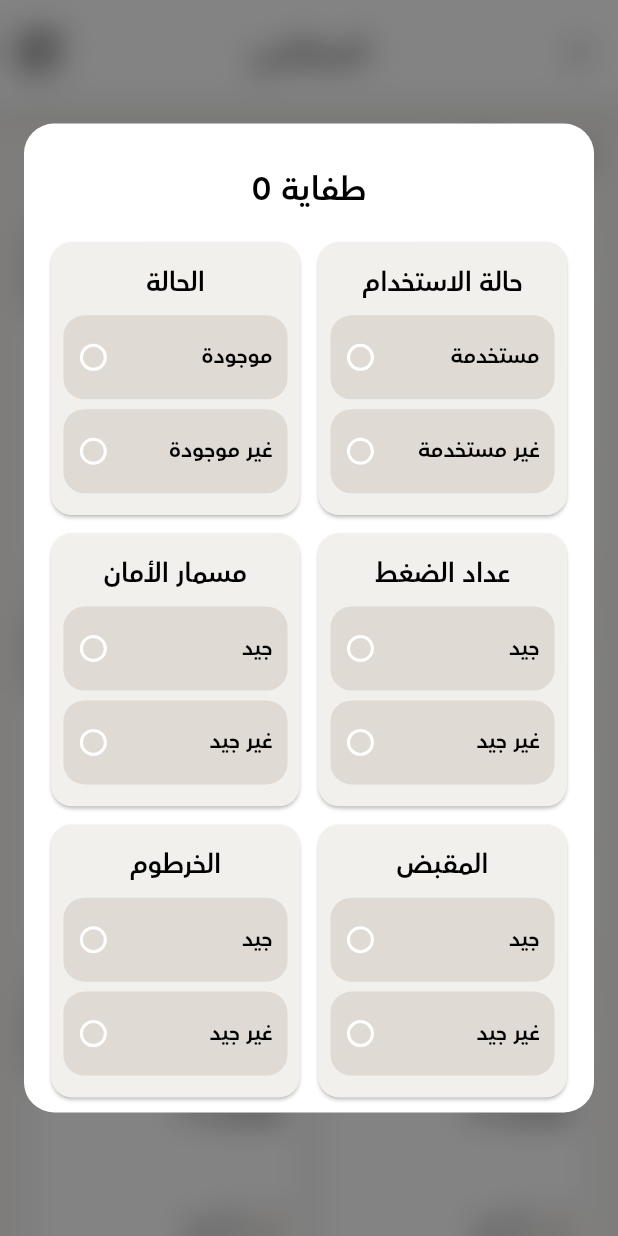
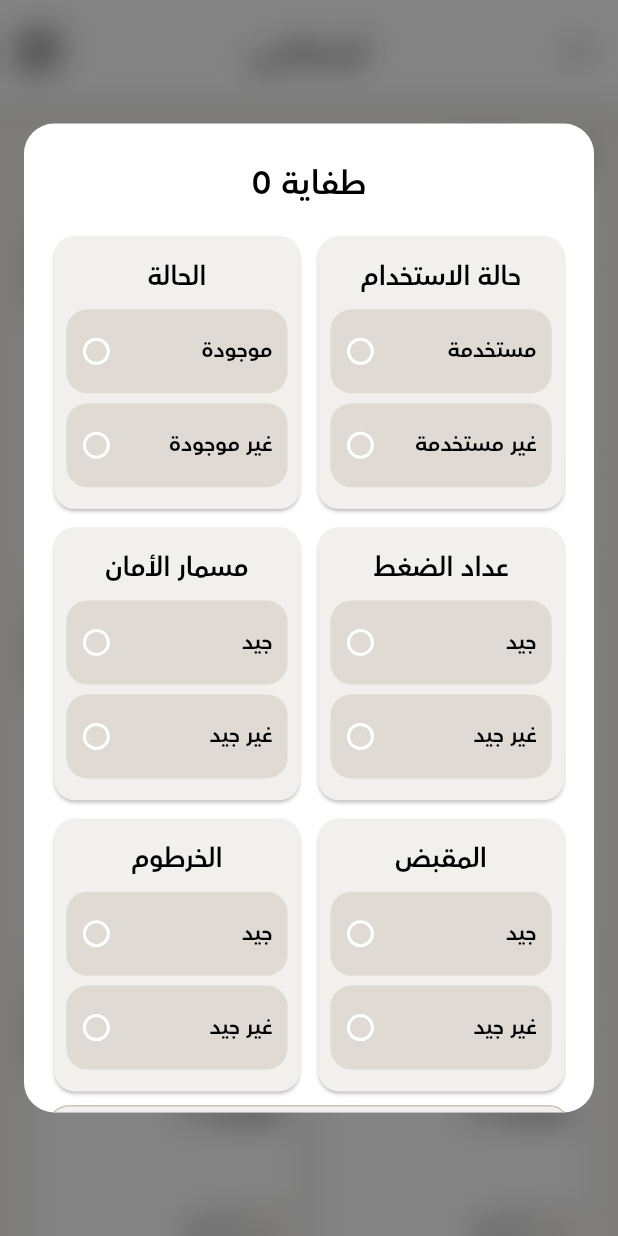
Before and after one commit to Zonetto/fire_detection_flutter, a Flutter app: the NotDiscoverScreen screen opened directly, after a tap on an icon or button, on a phone screen of 412 x 824 dp. Run offline on Flutter 3.47's test engine with Material 3 defaults, Android fonts, the phone set to English and light mode, and no system bars; our stand-ins replace device_preview, flutter_bloc; missing offline and left inert: flutter_barcode_scanner.

Commit message:
UPD text from felid

```diff
--- a/lib/utils/my_alert_dialog.dart
+++ b/lib/utils/my_alert_dialog.dart
@@ -42,11 +42,14 @@ myAlertDialog({
                 ),
                 child: ConstrainedBox(
                   constraints: BoxConstraints(
-                    maxHeight: screenHeight * 0.8,
+                    maxHeight: screenHeight * 0.8, // Adjust this as needed
                   ),
                   child: SingleChildScrollView(
                     child: Padding(
-                      padding: const EdgeInsets.all(14.0),
+                      padding: const EdgeInsets.symmetric(
+                        vertical: 10,
+                        horizontal: HORIZONTAL,
+                      ),
                       child: Column(
                         mainAxisSize: MainAxisSize.min,
                         children: [
@@ -82,14 +85,16 @@ myAlertDialog({
                                     return CardRadioWidget(
                                       dialogCardList: dialogCardList[index],
                                       onChangedFirst: (String? value) {
-                                        setState(() {
+                                        setState(
+                                          () {
                                             dialogCardList[index].groupValue =
                                                 value ?? '';
                                             dialogCardList[index]
                                                 .firstOptionStatus = true;
                                             dialogCardList[index]
                                                 .secondOptionStatus = false;
-                                        });
+                                          },
+                                        );
                                         return null;
                                       },
                                       onChangedSecond: (String? value) {
@@ -109,7 +114,7 @@ myAlertDialog({
                               ),
                             ],
                           ),
-                          const SizedBox(height: 10),
+                          const SizedBox(height: 5),
                           const TextFormFiledWidget(
                             textInputType: TextInputType.text,
                             hintText: "ملاحظات",
@@ -117,8 +122,8 @@ myAlertDialog({
                             maxLines: 10,
                             minLines: 5,
                             prefixIconColor: AppColor.grey3,
-                            marginBottom: 90.0,
                             maxLength: 200,
+                            marginBottom: 90,
                           ),
                           Padding(
                             padding: const EdgeInsets.symmetric(vertical: 15),
```
Lines whose indentation alone changed are shown as unchanged.
